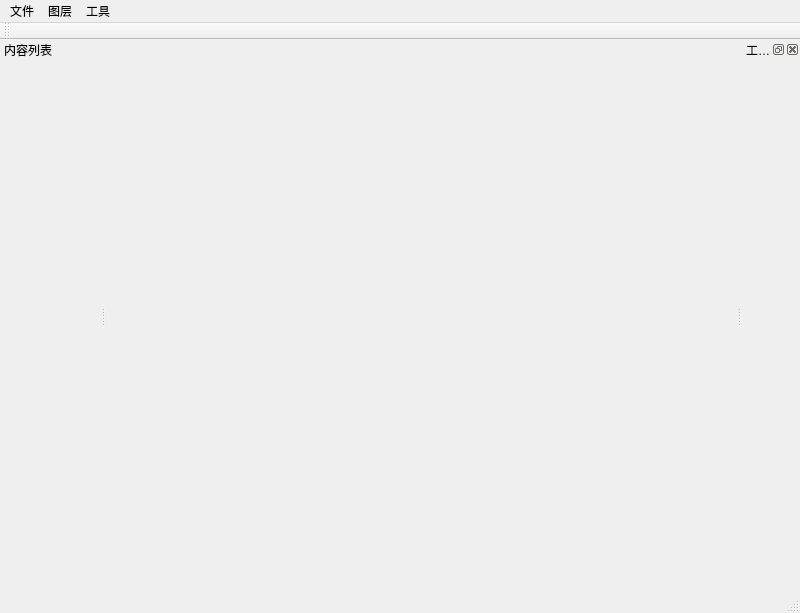
This is ui/mainWindow.ui in iXueJie/ixuejieGIS as Qt 5 draws it before an edit. The edited form follows.
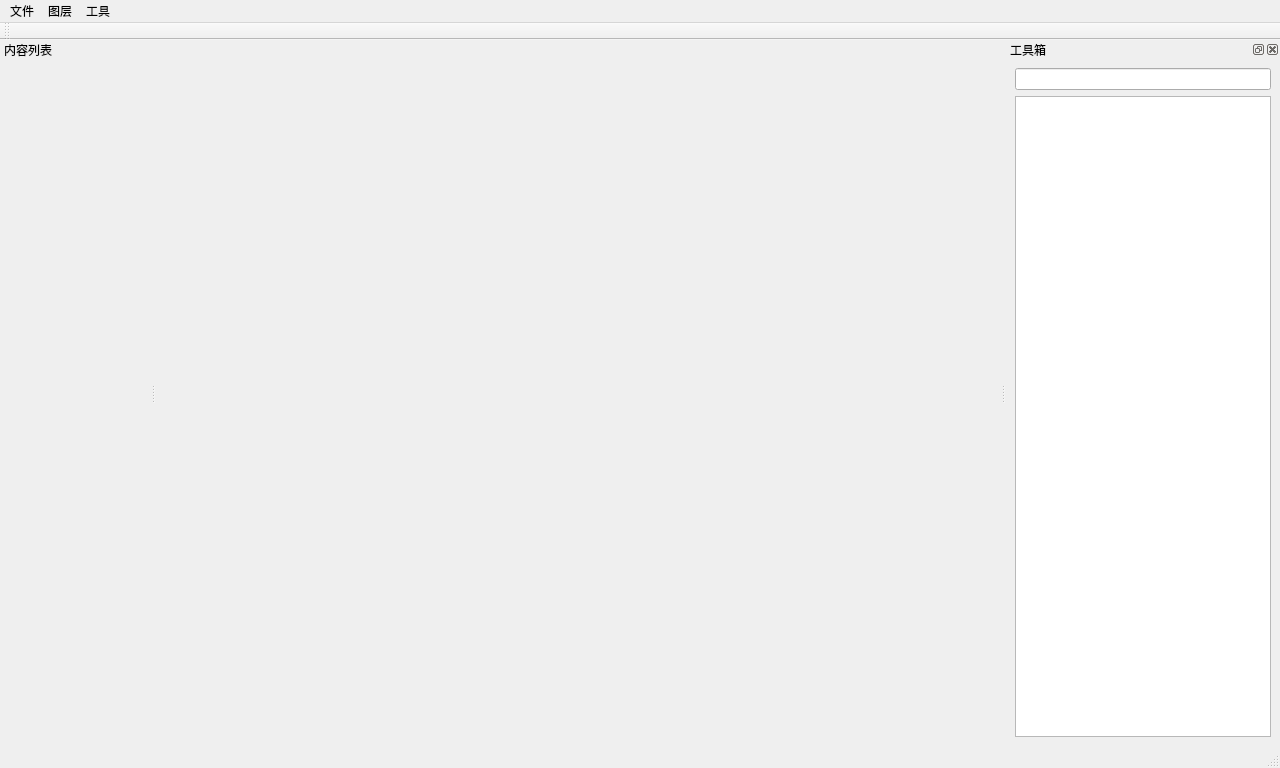
This is the edited form. Custom widgets are drawn as their Qt base class.

Patch:
```diff
--- a/ui/mainWindow.ui
+++ b/ui/mainWindow.ui
@@ -6,8 +6,8 @@
    <rect>
     <x>0</x>
     <y>0</y>
-    <width>800</width>
-    <height>613</height>
+    <width>1280</width>
+    <height>768</height>
    </rect>
   </property>
   <property name="minimumSize">
@@ -33,7 +33,7 @@
     <rect>
      <x>0</x>
      <y>0</y>
-     <width>800</width>
+     <width>1280</width>
      <height>26</height>
     </rect>
    </property>
@@ -77,7 +77,7 @@
    </property>
    <property name="minimumSize">
     <size>
-     <width>100</width>
+     <width>150</width>
      <height>42</height>
     </size>
    </property>
@@ -120,6 +120,18 @@
    <property name="enabled">
     <bool>true</bool>
    </property>
+   <property name="sizePolicy">
+    <sizepolicy hsizetype="Preferred" vsizetype="Expanding">
+     <horstretch>0</horstretch>
+     <verstretch>0</verstretch>
+    </sizepolicy>
+   </property>
+   <property name="minimumSize">
+    <size>
+     <width>217</width>
+     <height>225</height>
+    </size>
+   </property>
    <property name="windowTitle">
     <string>工具箱</string>
    </property>
@@ -127,7 +139,46 @@
     <number>2</number>
    </attribute>
    <widget class="QWidget" name="toolbox">
-    <layout class="QVBoxLayout" name="verticalLayout"/>
+    <layout class="QVBoxLayout" name="verticalLayout">
+     <item>
+      <widget class="QgsFilterLineEdit" name="searchBox">
+       <property name="toolTip">
+        <string>Enter algorithm name to filter list</string>
+       </property>
+       <property name="inputMask">
+        <string/>
+       </property>
+       <property name="text">
+        <string/>
+       </property>
+       <property name="frame">
+        <bool>true</bool>
+       </property>
+       <property name="nullValue">
+        <string>搜索</string>
+       </property>
+       <property name="defaultValue">
+        <string/>
+       </property>
+       <property name="value">
+        <string/>
+       </property>
+       <property name="showSearchIcon">
+        <bool>true</bool>
+       </property>
+      </widget>
+     </item>
+     <item>
+      <widget class="QgsProcessingToolboxTreeView" name="algorithmTree">
+       <property name="contextMenuPolicy">
+        <enum>Qt::CustomContextMenu</enum>
+       </property>
+       <property name="headerHidden">
+        <bool>true</bool>
+       </property>
+      </widget>
+     </item>
+    </layout>
    </widget>
   </widget>
   <action name="actionOpenProj">
@@ -165,6 +216,18 @@
    </property>
   </action>
  </widget>
+ <customwidgets>
+  <customwidget>
+   <class>QgsFilterLineEdit</class>
+   <extends>QLineEdit</extends>
+   <header>qgsfilterlineedit.h</header>
+  </customwidget>
+  <customwidget>
+   <class>QgsProcessingToolboxTreeView</class>
+   <extends>QTreeView</extends>
+   <header>qgis.gui</header>
+  </customwidget>
+ </customwidgets>
  <resources/>
  <connections>
   <connection>
```
Left out of the diff: 6 changed lines with no effect on the pictures.
